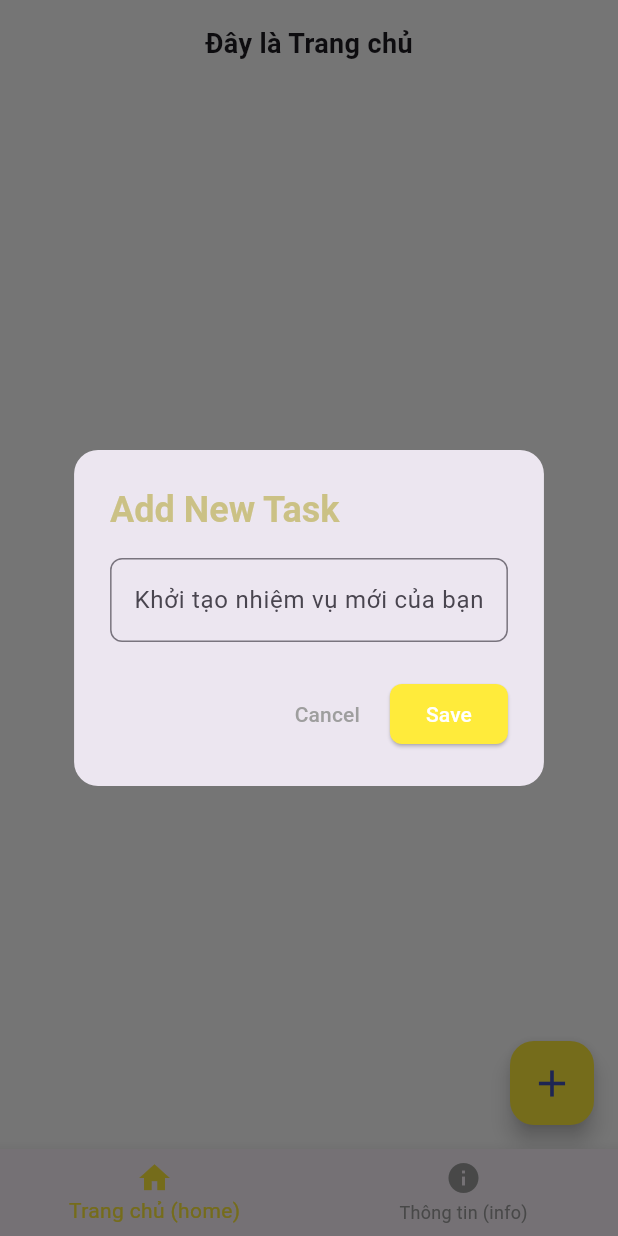
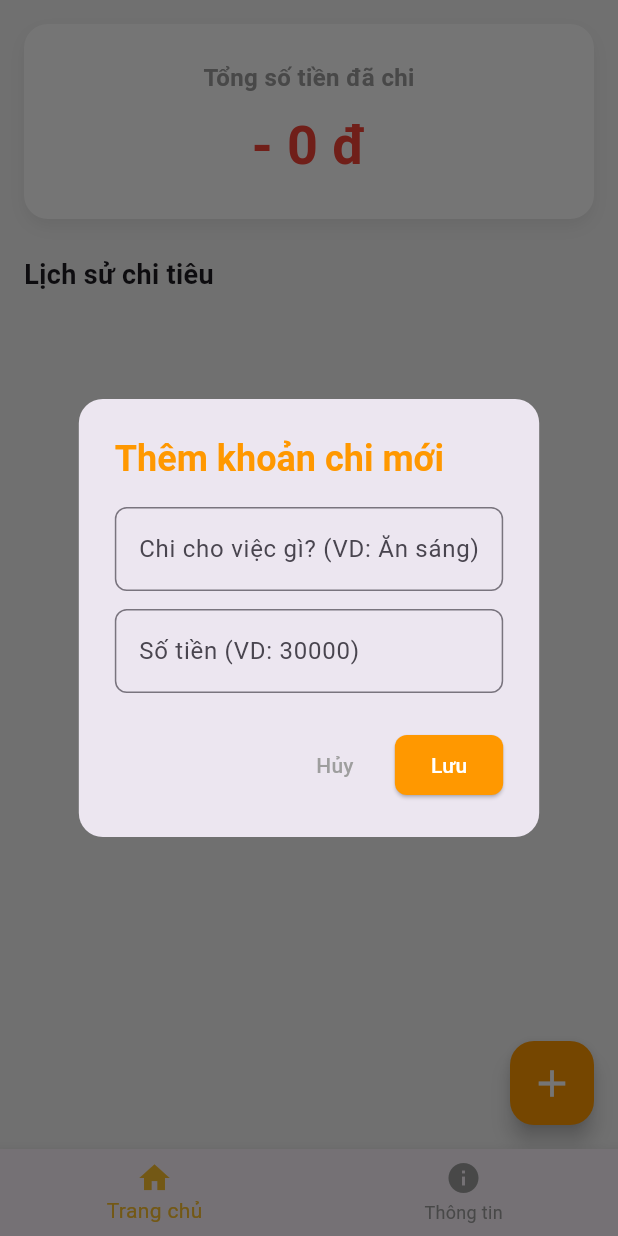
Before and after one commit to ManhHoa2405/2025_2_LTTBDD_N02_Nhom_12, a Flutter app: the screen it shows after launch, after a tap on the "add" icon, on a phone screen of 412 x 824 dp. Run offline on Flutter 3.47's test engine with Material 3 defaults, Android fonts, the phone set to English and light mode, and no system bars; our stand-ins replace hive_flutter; accounts and stored records are empty.

Commit message:
kết nối db sử dụng hive và thêm các mục đã chi,số tiền

```diff
--- a/lib/home_page.dart
+++ b/lib/home_page.dart
@@ -1,4 +1,5 @@
 import 'package:flutter/material.dart';
+import 'package:hive_flutter/hive_flutter.dart';
 
 class HomePage extends StatefulWidget {
   const HomePage({super.key});
@@ -8,55 +9,93 @@ class HomePage extends StatefulWidget {
 }
 
 class _HomePageState extends State<HomePage> {
-  // Danh sách lưu dữ liệu nằm gọn trong file này
-  List<String> danhSachCacMuc = [];
+  List<Map<String, String>> danhSachThuChi = [];
+  final _myBox = Hive.box('ghiChuBox');
+
+  @override
+  void initState() {
+    super.initState();
+    var duLieuCu = _myBox.get('danhSachThuChi');
+
+    if (duLieuCu != null) {
+      danhSachThuChi = (duLieuCu as List).map((item) {
+        return {
+          'ten': item['ten'].toString(),
+          'tien': item['tien'].toString(),
+        };
+      }).toList();
+    }
+  }
+
+  // Hàm tính tổng số tiền đã chi
+  int tinhTongTien() {
+    int tong = 0;
+    for (var mucChi in danhSachThuChi) {
+      // Ép kiểu chữ (String) sang số nguyên (int) để cộng toán học
+      // Dùng tryParse để phòng trường hợp người dùng nhập chữ thay vì số
+      int tien = int.tryParse(mucChi['tien'] ?? '0') ?? 0;
+      tong += tien;
+    }
+    return tong;
+  }
 
   void _hienThiCuaSoThemMoi() {
-    TextEditingController _controller = TextEditingController();
+    TextEditingController _tenController = TextEditingController();
+    TextEditingController _tienController = TextEditingController();
 
     showDialog(
       context: context,
       builder: (BuildContext context) {
         return AlertDialog(
-          shape: RoundedRectangleBorder(
-            borderRadius: BorderRadius.circular(16),
+          shape: RoundedRectangleBorder(borderRadius: BorderRadius.circular(16)),
+          title: const Text(
+            'Thêm khoản chi mới',
+            style: TextStyle(color: Colors.orange, fontWeight: FontWeight.bold),
           ),
-          title: const Text(
-            'Add New Task',
-            style: TextStyle(color: Color.fromARGB(136, 174, 161, 40), fontWeight: FontWeight.bold),
-          ),
-          content: TextField(
-            controller: _controller,
-            decoration: InputDecoration(
-              hintText: 'Khởi tạo nhiệm vụ mới của bạn',
-              border: OutlineInputBorder(
-                borderRadius: BorderRadius.circular(8),
+          content: Column(
+            mainAxisSize: MainAxisSize.min,
+            children: [
+              TextField(
+                controller: _tenController,
+                decoration: InputDecoration(
+                  hintText: 'Chi cho việc gì? (VD: Ăn sáng)',
+                  border: OutlineInputBorder(borderRadius: BorderRadius.circular(8)),
+                ),
               ),
-            ),
+              const SizedBox(height: 12),
+              TextField(
+                controller: _tienController,
+                keyboardType: TextInputType.number,
+                decoration: InputDecoration(
+                  hintText: 'Số tiền (VD: 30000)',
+                  border: OutlineInputBorder(borderRadius: BorderRadius.circular(8)),
+                ),
+              ),
+            ],
           ),
           actions: [
             TextButton(
-              onPressed: () {
-                Navigator.pop(context);
-              },
-              child: const Text('Cancel', style: TextStyle(color: Colors.grey)),
+              onPressed: () => Navigator.pop(context),
+              child: const Text('Hủy', style: TextStyle(color: Colors.grey)),
             ),
             ElevatedButton(
               style: ElevatedButton.styleFrom(
-                backgroundColor: Colors.yellow[500],
-                shape: RoundedRectangleBorder(
-                  borderRadius: BorderRadius.circular(8),
-                ),
+                backgroundColor: Colors.orange,
+                shape: RoundedRectangleBorder(borderRadius: BorderRadius.circular(8)),
               ),
-              onPressed: () {
-                if (_controller.text.isNotEmpty) {
+              onPressed: () async {
+                if (_tenController.text.isNotEmpty && _tienController.text.isNotEmpty) {
                   setState(() {
-                    danhSachCacMuc.add(_controller.text);
+                    danhSachThuChi.add({
+                      'ten': _tenController.text,
+                      'tien': _tienController.text,
+                    });
                   });
+                  await _myBox.put('danhSachThuChi', danhSachThuChi);
                   Navigator.pop(context);
                 }
               },
-              child: const Text('Save', style: TextStyle(color: Colors.white)),
+              child: const Text('Lưu', style: TextStyle(color: Colors.white)),
             ),
           ],
         );
@@ -66,27 +105,75 @@ class _HomePageState extends State<HomePage> {
 
   @override
   Widget build(BuildContext context) {
-    // Dùng Scaffold ở đây để nó tự giữ cái Nút bấm riêng cho trang này
     return Scaffold(
-      backgroundColor: Colors.white,
+      backgroundColor: Colors.grey[100],
       body: Column(
         children: [
-          const Padding(
-            padding: EdgeInsets.all(16.0),
-            child: Text(
-              'Đây là Trang chủ',
-              style: TextStyle(fontSize: 18, fontWeight: FontWeight.bold),
+          // Phần hiển thị Tổng tiền đã chi
+          Container(
+            width: double.infinity,
+            margin: const EdgeInsets.all(16.0),
+            padding: const EdgeInsets.symmetric(vertical: 24.0, horizontal: 16.0),
+            decoration: BoxDecoration(
+              color: Colors.white,
+              borderRadius: BorderRadius.circular(16),
+              boxShadow: [
+                BoxShadow(
+                  color: Colors.grey.withOpacity(0.2),
+                  blurRadius: 10,
+                  offset: const Offset(0, 5),
+                ),
+              ],
+            ),
+            child: Column(
+              children: [
+                const Text(
+                  'Tổng số tiền đã chi',
+                  style: TextStyle(fontSize: 16, color: Colors.grey, fontWeight: FontWeight.bold),
+                ),
+                const SizedBox(height: 8),
+                Text(
+                  // Gọi hàm tính tổng tiền ở đây
+                  '- ${tinhTongTien()} đ',
+                  style: const TextStyle(
+                    fontSize: 36,
+                    fontWeight: FontWeight.bold,
+                    color: Colors.red
+                  ),
+                ),
+              ],
             ),
           ),
+
+          const Padding(
+            padding: EdgeInsets.symmetric(horizontal: 16.0, vertical: 8.0),
+            child: Align(
+              alignment: Alignment.centerLeft,
+              child: Text(
+                'Lịch sử chi tiêu',
+                style: TextStyle(fontSize: 18, fontWeight: FontWeight.bold),
+              ),
+            ),
+          ),
+
+          // Phần danh sách các mục chi tiêu
           Expanded(
             child: ListView.builder(
-              itemCount: danhSachCacMuc.length,
+              itemCount: danhSachThuChi.length,
               itemBuilder: (context, index) {
                 return Card(
                   margin: const EdgeInsets.symmetric(horizontal: 16, vertical: 8),
-                  child: Padding(
-                    padding: const EdgeInsets.all(16.0),
-                    child: Text(danhSachCacMuc[index]),
+                  elevation: 2,
+                  child: ListTile(
+                    leading: const Icon(Icons.monetization_on, color: Colors.orange, size: 30),
+                    title: Text(
+                      danhSachThuChi[index]['ten']!,
+                      style: const TextStyle(fontWeight: FontWeight.bold, fontSize: 18),
+                    ),
+                    trailing: Text(
+                      '- ${danhSachThuChi[index]['tien']} đ',
+                      style: const TextStyle(color: Colors.red, fontWeight: FontWeight.bold, fontSize: 16),
+                    ),
                   ),
                 );
               },
@@ -96,11 +183,9 @@ class _HomePageState extends State<HomePage> {
       ),
       floatingActionButton: FloatingActionButton(
         onPressed: _hienThiCuaSoThemMoi,
-        backgroundColor: Colors.yellow,
-        shape: RoundedRectangleBorder(
-          borderRadius: BorderRadius.circular(16),
-        ),
-        child: const Icon(Icons.add, color: Colors.indigo, size: 30),
+        backgroundColor: Colors.orange,
+        shape: RoundedRectangleBorder(borderRadius: BorderRadius.circular(16)),
+        child: const Icon(Icons.add, color: Colors.white, size: 30),
       ),
     );
   }
--- a/lib/main.dart
+++ b/lib/main.dart
@@ -1,8 +1,13 @@
 import 'package:flutter/material.dart';
+import 'package:hive_flutter/hive_flutter.dart';
 import 'home_page.dart';
 import 'info_page.dart';
 
-void main() {
+void main() async {
+  WidgetsFlutterBinding.ensureInitialized();
+  await Hive.initFlutter();
+  await Hive.openBox('ghiChuBox');
+
   runApp(
     const MaterialApp(
       debugShowCheckedModeBanner: false,
@@ -19,7 +24,7 @@ class TrangChu extends StatefulWidget {
 }
 
 class _TrangChuState extends State<TrangChu> {
-  var stt = 0;
+  int stt = 0;
 
   @override
   Widget build(BuildContext context) {
@@ -36,7 +41,7 @@ class _TrangChuState extends State<TrangChu> {
       ),
       bottomNavigationBar: BottomNavigationBar(
         currentIndex: stt,
-        selectedItemColor: stt == 0 ? Colors.yellow : Colors.yellow,
+        selectedItemColor: Colors.yellow[700],
         unselectedItemColor: Colors.grey,
         onTap: (i) {
           setState(() {
@@ -46,11 +51,11 @@ class _TrangChuState extends State<TrangChu> {
         items: const [
           BottomNavigationBarItem(
             icon: Icon(Icons.home),
-            label: 'Trang chủ (home)',
+            label: 'Trang chủ',
           ),
           BottomNavigationBarItem(
             icon: Icon(Icons.info),
-            label: 'Thông tin (info)',
+            label: 'Thông tin',
           ),
         ],
       ),
--- a/pubspec.yaml
+++ b/pubspec.yaml
@@ -34,6 +34,8 @@ dependencies:
   # The following adds the Cupertino Icons font to your application.
   # Use with the CupertinoIcons class for iOS style icons.
   cupertino_icons: ^1.0.8
+  hive: ^2.2.3
+  hive_flutter: ^1.1.0
 
 dev_dependencies:
   flutter_test:
```
Also changed, not shown: pubspec.lock.
